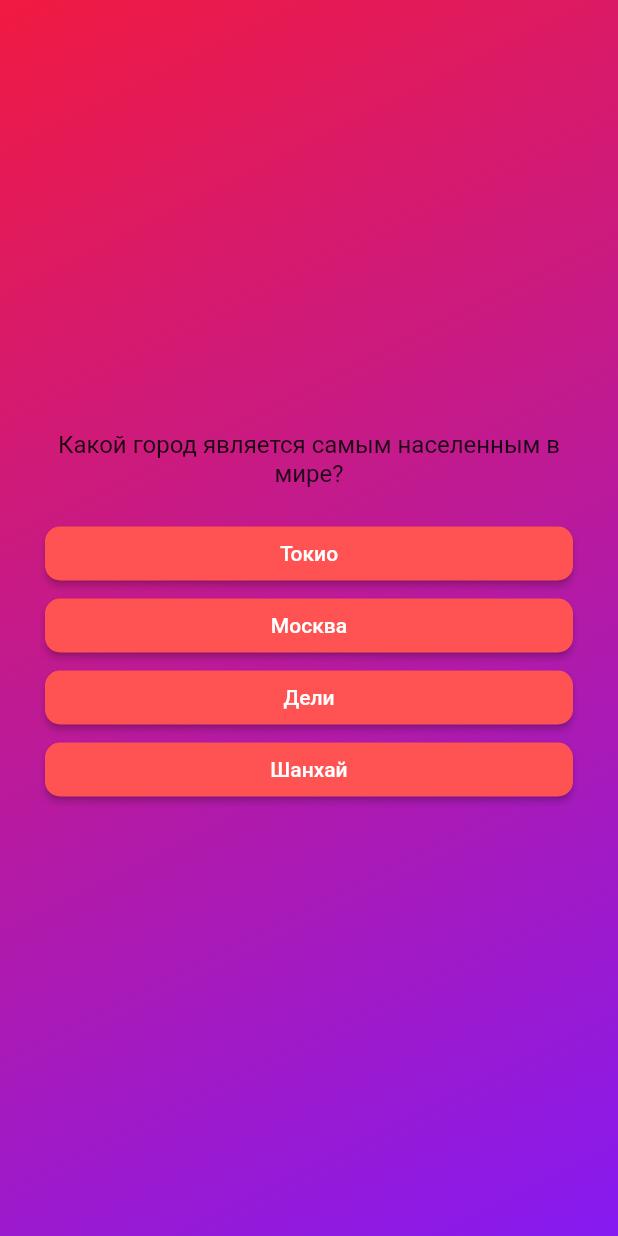
After one commit to robot-den/flutter_lessons_apps, a Flutter app: the screen it shows after launch, after a tap on "Start", on a phone screen of 412 x 824 dp. The commit adds this screen. Run offline on Flutter 3.47's test engine with Material 2 defaults, Android fonts, the phone set to English and light mode, and no system bars; our stand-ins replace auto_route, dio, equatable, flutter_bloc, flutter_svg, get_it and 2 more; accounts and stored records are empty.

Commit message:
quiz: lessons 3 - 22 - home screen, questions screen

```diff
--- a/quiz/lib/features/home/view/home_screen.dart
+++ b/quiz/lib/features/home/view/home_screen.dart
@@ -2,8 +2,11 @@ import 'package:flutter/material.dart';
 
 class HomeScreen extends StatelessWidget {
   const HomeScreen({
+    required this.renderQuestionsScreen,
     super.key,
   });
+
+  final void Function() renderQuestionsScreen;
 
   @override
   Widget build(BuildContext context) {
@@ -24,12 +27,12 @@ class HomeScreen extends StatelessWidget {
           ),
           const SizedBox(height: 20),
           OutlinedButton(
-            onPressed: () {},
+            onPressed: renderQuestionsScreen,
             style: OutlinedButton.styleFrom(
               foregroundColor: Colors.white,
               side: const BorderSide(width: 0.2),
             ),
-            child: const Text('start'),
+            child: const Text('Start'),
           )
         ],
       ),
--- /dev/null
+++ b/quiz/lib/features/questions/view/questions_screen.dart
@@ -0,0 +1,64 @@
+import 'package:flutter/material.dart';
+import 'package:quiz/models/models.dart';
+import 'package:quiz/repositories/questions/questions.dart';
+
+class QuestionsScreen extends StatefulWidget {
+  const QuestionsScreen({super.key});
+
+  @override
+  State<QuestionsScreen> createState() => _QuestionsScreenState();
+}
+
+class _QuestionsScreenState extends State<QuestionsScreen> {
+  Question currentQuestion = questions[0];
+
+  @override
+  Widget build(BuildContext context) {
+    return Center(
+      child: Container(
+        margin: const EdgeInsets.all(30),
+        child: Column(
+          mainAxisSize: MainAxisSize.min,
+          children: [
+            Text(
+              currentQuestion.text,
+              style: const TextStyle(fontSize: 16),
+              textAlign: TextAlign.center,
+            ),
+            const SizedBox(height: 20),
+            ...currentQuestion.shuffledAnswers().map(
+              (answer) {
+                return AnswerButton(answer: answer, onPressed: () {});
+              },
+            ),
+          ],
+        ),
+      ),
+    );
+  }
+}
+
+class AnswerButton extends StatelessWidget {
+  const AnswerButton({
+    super.key,
+    required this.answer,
+    required this.onPressed,
+  });
+
+  final Answer answer;
+  final void Function() onPressed;
+
+  @override
+  Widget build(BuildContext context) {
+    return ElevatedButton(
+      style: ElevatedButton.styleFrom(
+        backgroundColor: Colors.redAccent,
+        padding: const EdgeInsets.symmetric(horizontal: 40, vertical: 10),
+        shape: RoundedRectangleBorder(borderRadius: BorderRadius.circular(10)),
+        minimumSize: const Size.fromHeight(30),
+      ),
+      onPressed: onPressed,
+      child: Text(answer.text),
+    );
+  }
+}
--- /dev/null
+++ b/quiz/lib/models/answer.dart
@@ -0,0 +1,11 @@
+class Answer {
+  Answer({
+    required this.text,
+    required this.id,
+    this.correct = false,
+  });
+
+  final String text;
+  final int id;
+  final bool correct;
+}
--- /dev/null
+++ b/quiz/lib/models/models.dart
@@ -0,0 +1,2 @@
+export 'question.dart';
+export 'answer.dart';
--- /dev/null
+++ b/quiz/lib/models/question.dart
@@ -0,0 +1,18 @@
+import 'package:quiz/models/answer.dart';
+
+class Question {
+  Question({
+    required this.text,
+    required this.answers,
+  });
+
+  final String text;
+  final List<Answer> answers;
+
+  // IMPORTANT: copy original list to escape mutation
+  List<Answer> shuffledAnswers() {
+    final List<Answer> shuffled = List.of(answers);
+    shuffled.shuffle();
+    return shuffled;
+  }
+}
--- a/quiz/lib/quiz_app.dart
+++ b/quiz/lib/quiz_app.dart
@@ -1,12 +1,36 @@
 import 'package:flutter/material.dart';
 import 'package:quiz/features/home/view/home_screen.dart';
+import 'package:quiz/features/questions/view/questions_screen.dart';
 
-class QuizApp extends StatelessWidget {
+class QuizApp extends StatefulWidget {
   const QuizApp({super.key});
 
-  // This widget is the root of your application.
+  @override
+  State<QuizApp> createState() => _QuizAppState();
+}
+
+class _QuizAppState extends State<QuizApp> {
+  String route = '/';
+
+  void renderQuestionsScreen() {
+    setState(() {
+      route = '/questions';
+    });
+  }
+
   @override
   Widget build(BuildContext context) {
+    Widget screen;
+
+    switch (route) {
+      case '/':
+        screen = HomeScreen(renderQuestionsScreen: renderQuestionsScreen);
+      case '/questions':
+        screen = const QuestionsScreen();
+      default:
+        throw ('unhandled screen');
+    }
+
     return MaterialApp(
       home: Scaffold(
         body: Container(
@@ -19,7 +43,7 @@ class QuizApp extends StatelessWidget {
                     Color.fromARGB(255, 134, 26, 241)
                   ]),
             ),
-            child: const HomeScreen()),
+            child: screen),
       ),
     );
   }
--- /dev/null
+++ b/quiz/lib/repositories/questions/abstract_questions_repository.dart
@@ -0,0 +1,5 @@
+import 'package:quiz/models/question.dart';
+
+abstract class AbstractQuestionsRepository {
+  Future<List<Question>> getQuestions();
+}
--- /dev/null
+++ b/quiz/lib/repositories/questions/local_questions_repository.dart
@@ -0,0 +1,102 @@
+import 'package:quiz/models/models.dart';
+import 'package:quiz/repositories/questions/abstract_questions_repository.dart';
+
+class LocalQuestionsRepository implements AbstractQuestionsRepository {
+  @override
+  Future<List<Question>> getQuestions() {
+    return Future.value(questions);
+  }
+}
+
+final List<Question> questions = [
+  Question(
+    text: 'Какой город является самым населенным в мире?',
+    answers: [
+      Answer(text: 'Шанхай', id: 0),
+      Answer(text: 'Токио', id: 1, correct: true),
+      Answer(text: 'Дели', id: 2),
+      Answer(text: 'Москва', id: 3)
+    ],
+  ),
+  Question(
+    text: 'Какой город считается самым высокогорной столицей мира?',
+    answers: [
+      Answer(text: 'Ла Пас', id: 0, correct: true),
+      Answer(text: 'Кито', id: 1),
+      Answer(text: 'Катманду', id: 2),
+      Answer(text: 'Осло', id: 3)
+    ],
+  ),
+  Question(
+    text: 'В какой стране находится город Каир?',
+    answers: [
+      Answer(text: 'Египет', id: 0, correct: true),
+      Answer(text: 'Тунис', id: 1),
+      Answer(text: 'Марокко', id: 2),
+      Answer(text: 'Иран', id: 3)
+    ],
+  ),
+  Question(
+    text: 'Какой город является самым большим по площади в мире?',
+    answers: [
+      Answer(text: 'Хуанитос', id: 0),
+      Answer(text: 'Токио', id: 1, correct: true),
+      Answer(text: 'Москва', id: 2),
+      Answer(text: 'Лос-Анджелес', id: 3)
+    ],
+  ),
+  Question(
+    text: 'Какой город является столицей Южной Кореи?',
+    answers: [
+      Answer(text: 'Сеул', id: 0, correct: true),
+      Answer(text: 'Пусан', id: 1),
+      Answer(text: 'Инчхон', id: 2),
+      Answer(text: 'Дэгу', id: 3)
+    ],
+  ),
+  Question(
+    text: 'В каком городе находится Большая Китайская стена?',
+    answers: [
+      Answer(text: 'Пекин', id: 0, correct: true),
+      Answer(text: 'Шанхай', id: 1),
+      Answer(text: 'Хонгконг', id: 2),
+      Answer(text: 'Куньмин', id: 3)
+    ],
+  ),
+  Question(
+    text: 'Какой город является самым посещаемым туристическим местом в мире?',
+    answers: [
+      Answer(text: 'Бангкок', id: 0),
+      Answer(text: 'Париж', id: 1),
+      Answer(text: 'Лондон', id: 2, correct: true),
+      Answer(text: 'Дубай', id: 3)
+    ],
+  ),
+  Question(
+    text: 'Какой город считается столицей кулинарного искусства?',
+    answers: [
+      Answer(text: 'Лион', id: 0, correct: true),
+      Answer(text: 'Токио', id: 1),
+      Answer(text: 'Рим', id: 2),
+      Answer(text: 'Мехико', id: 3)
+    ],
+  ),
+  Question(
+    text: 'Какая страна является местом рождения пиццы?',
+    answers: [
+      Answer(text: 'Италия', id: 0, correct: true),
+      Answer(text: 'Греция', id: 1),
+      Answer(text: 'Турция', id: 2),
+      Answer(text: 'Франция', id: 3)
+    ],
+  ),
+  Question(
+    text: 'В каком городе находится Версальский дворец?',
+    answers: [
+      Answer(text: 'Париж', id: 0),
+      Answer(text: 'Марсель', id: 1),
+      Answer(text: 'Лион', id: 2),
+      Answer(text: 'Версаль', id: 3, correct: true)
+    ],
+  )
+];
--- /dev/null
+++ b/quiz/lib/repositories/questions/questions.dart
@@ -0,0 +1,2 @@
+export 'abstract_questions_repository.dart';
+export 'local_questions_repository.dart';
```
Also changed, not shown: quiz/lib/features/questions/widgets/answer_button.dart (added).
